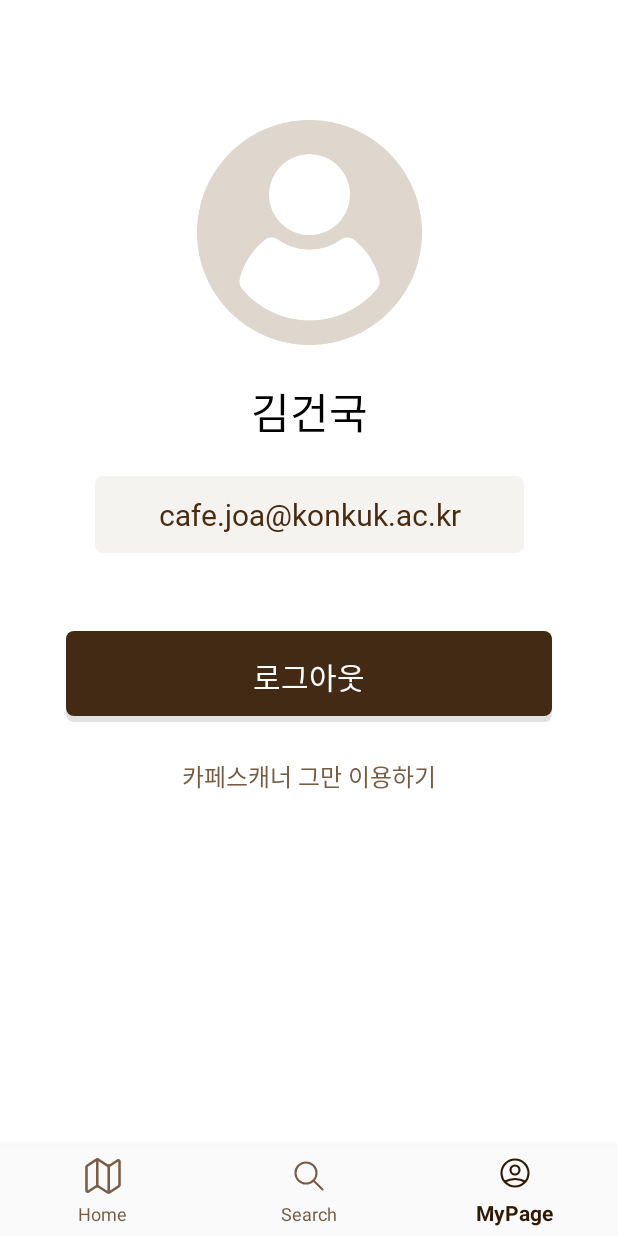
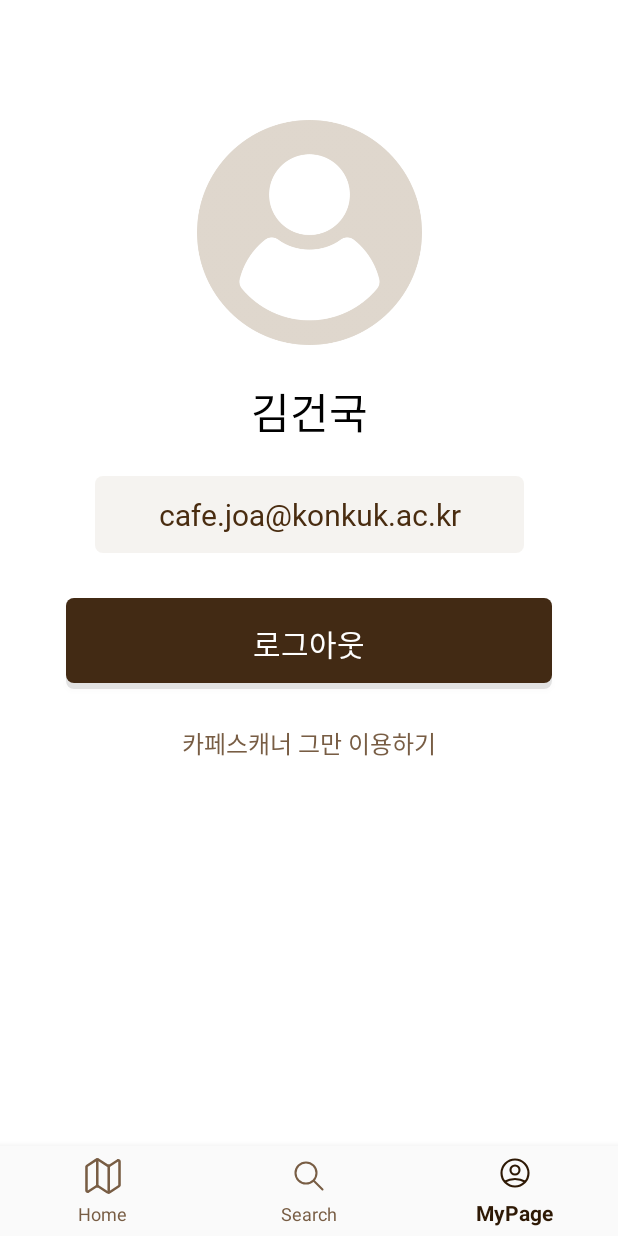
Before and after one commit to UXdesign-CafeMap/FE, an Android app: the MyPageFragment screen opened through its navigation route, on a phone screen of 412 x 824 dp. Run offline under Robolectric (Android 15) with nearby library versions, the phone set to English and light mode, and no system bars; our stand-ins replace navigation-ui.

Commit message:
feat: margin_top 수정

```diff
--- a/app/src/main/res/layout/fragment_my_page.xml
+++ b/app/src/main/res/layout/fragment_my_page.xml
@@ -57,7 +57,7 @@
         android:layout_width="match_parent"
         android:layout_height="wrap_content"
         app:layout_constraintTop_toBottomOf="@id/tv_mp_user_email"
-        android:layout_marginTop="52dp"
+        android:layout_marginTop="30dp"
         android:layout_marginHorizontal="44dp"
         android:paddingVertical="15dp"
         android:fontFamily="@font/gothic_bold"
```
